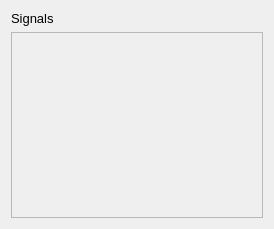
Qt form falconer/ui/signals.ui (EarToEarOak/Wild-Find) before a commit.
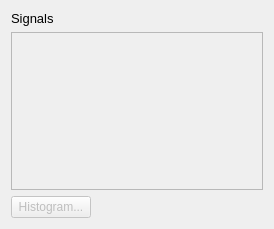
The same form after that commit.

Commit message: Falconer: Add signals histogram

The edit to the form file:
```diff
--- a/falconer/ui/signals.ui
+++ b/falconer/ui/signals.ui
@@ -45,6 +45,36 @@
      </property>
     </widget>
    </item>
+   <item>
+    <layout class="QHBoxLayout" name="horizontalLayout">
+     <item>
+      <widget class="QPushButton" name="_buttonHistogram">
+       <property name="enabled">
+        <bool>false</bool>
+       </property>
+       <property name="toolTip">
+        <string>Display a histogram of frequency vs. detections</string>
+       </property>
+       <property name="text">
+        <string>Histogram...</string>
+       </property>
+      </widget>
+     </item>
+     <item>
+      <spacer name="horizontalSpacer">
+       <property name="orientation">
+        <enum>Qt::Horizontal</enum>
+       </property>
+       <property name="sizeHint" stdset="0">
+        <size>
+         <width>40</width>
+         <height>20</height>
+        </size>
+       </property>
+      </spacer>
+     </item>
+    </layout>
+   </item>
   </layout>
  </widget>
  <resources/>
```
The commit also changes 4 other files.
